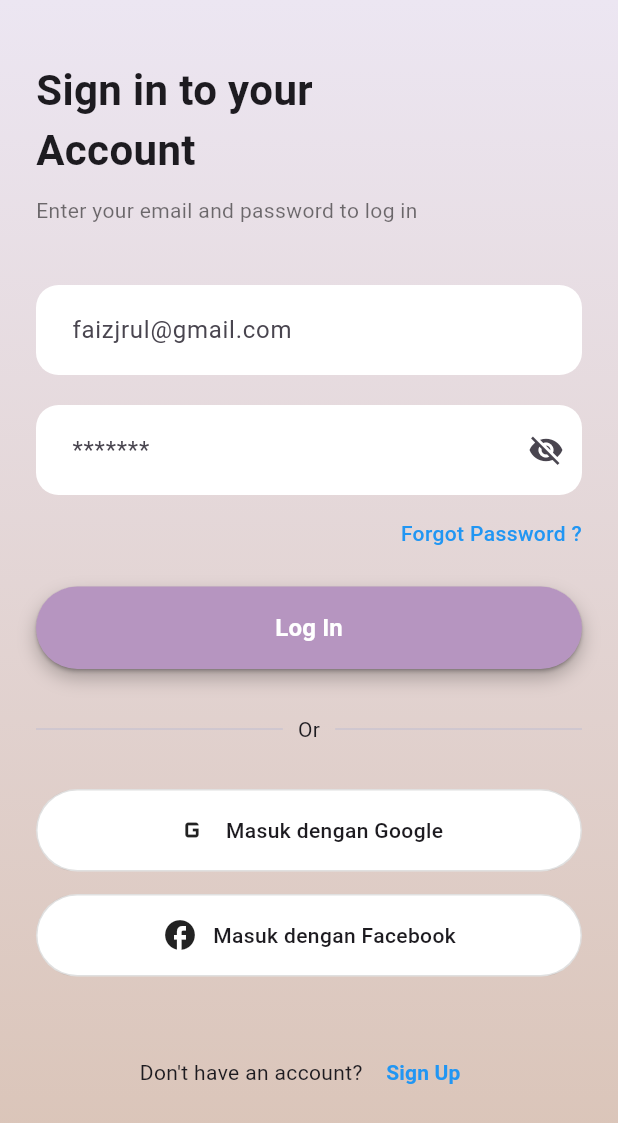
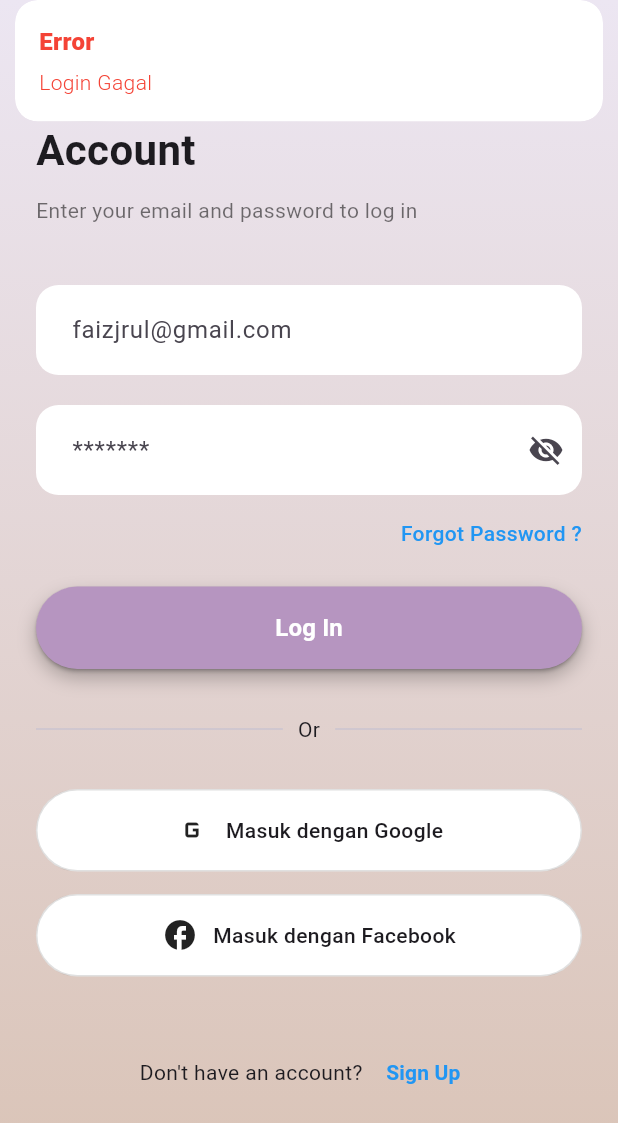
Before and after one commit to faizikhsan123/budgiV2, a Flutter app: the screen it shows after launch, after a tap on "Masuk dengan Facebook", on a phone screen of 412 x 824 dp. Shown: the top 1123 px of the screen. Run offline on Flutter 3.47's test engine with Material 3 defaults, Android fonts, the phone set to English and light mode, and no system bars; our stand-ins replace cloud_firestore, convex_bottom_bar, firebase_auth, firebase_core, flutter_svg, get and 3 more; missing offline and left inert: flutter_facebook_auth, intl_phone_number_input_v2; accounts and stored records are empty.

Commit message:
fix auto login

```diff
--- a/lib/app/controllers/auth_controller.dart
+++ b/lib/app/controllers/auth_controller.dart
@@ -9,101 +9,233 @@ import 'package:flutter_facebook_auth/flutter_facebook_auth.dart';
 class AuthController extends GetxController {
   final GoogleSignIn _googleSignIn = GoogleSignIn();
   final FirebaseFirestore firestore = FirebaseFirestore.instance;
+
+  GoogleSignInAccount? _currentUser;
+  UserCredential? userCredential;
   final FirebaseAuth auth = FirebaseAuth.instance;
 
-  // ================================
-  // GOOGLE LOGIN
-  // ================================
-  Future<void> loginWithGoogle() async {
+  // ✅ Cek email sudah terdaftar di provider lain atau belum
+  Future<String?> _getExistingProvider(String email) async {
+    final query = await firestore
+        .collection("users")
+        .where("email", isEqualTo: email)
+        .limit(1)
+        .get();
+
+    if (query.docs.isNotEmpty) {
+      final providers = List<String>.from(
+        query.docs.first.data()['providers'] ?? [],
+      );
+      return providers.isNotEmpty ? providers.first : null;
+    }
+    return null; // Email belum terdaftar
+  }
+
+  Future<void> _saveUser({
+    required String uid,
+    required Map<String, dynamic> data,
+    required String provider,
+  }) async {
+    await firestore.collection("users").doc(uid).set({
+      ...data,
+      "providers": [provider],
+      "created_at": Timestamp.now(),
+      "updated_at": Timestamp.now(),
+    });
+  }
+
+  void loginWithGoogle() async {
     try {
-      final googleUser = await _googleSignIn.signIn();
-      if (googleUser == null) return;
+      await _googleSignIn.signOut();
+      await _googleSignIn.signIn().then((value) => _currentUser = value);
 
-      final googleAuth = await googleUser.authentication;
+      final isLogin = await _googleSignIn.isSignedIn();
+      if (!isLogin) return;
 
+      final email = _currentUser!.email;
+
+      // 🔍 Cek dulu apakah email sudah dipakai provider lain
+      final existingProvider = await _getExistingProvider(email);
+
+      if (existingProvider != null && existingProvider != "google") {
+        // ❌ Tolak login, tampilkan notif
+        Get.snackbar(
+          '❌ Email Sudah Terdaftar',
+          'Email "$email" sudah digunakan via $existingProvider. '
+              'Silakan login menggunakan $existingProvider.',
+          backgroundColor: Colors.red.shade50,
+          colorText: Colors.red.shade900,
+          duration: const Duration(seconds: 5),
+          icon: const Icon(Icons.cancel, color: Colors.red, size: 28),
+          snackPosition: SnackPosition.TOP,
+          margin: const EdgeInsets.all(12),
+        );
+        await _googleSignIn.signOut(); // Pastikan Google session dibersihkan
+        return; // 🚫 Stop, tidak lanjut ke Firebase Auth
+      }
+
+      // ✅ Email aman, lanjut login
+      final googleAuth = await _currentUser!.authentication;
       final credential = GoogleAuthProvider.credential(
         idToken: googleAuth.idToken,
         accessToken: googleAuth.accessToken,
       );
 
-      final userCredential =
-          await auth.signInWithCredential(credential);
+      await FirebaseAuth.instance
+          .signInWithCredential(credential)
+          .then((value) => userCredential = value);
 
-      await _handleUserData(userCredential);
+      final uid = userCredential!.user!.uid;
 
-      Get.offAllNamed(Routes.HOME);
-    } catch (e) {
-      print("Google Login Error: $e");
-    }
-  }
-  Future<void> loginFacebook() async {
-    try {
-      final result = await FacebookAuth.instance.login();
-
-      if (result.status != LoginStatus.success) return;
-
-      final credential = FacebookAuthProvider.credential(
-        result.accessToken!.tokenString,
+      await _saveUser(
+        uid: uid,
+        provider: "google",
+        data: {
+          "name": _currentUser!.displayName,
+          "email": email,
+          "phone": null,
+          "tanggal_lahir": null,
+          "photo_url": userCredential!.user!.photoURL,
+        },
       );
 
-      final userCredential =
-          await auth.signInWithCredential(credential);
-
-      await _handleUserData(userCredential);
-
-      Get.offAllNamed(Routes.HOME);
-      Get.snackbar('berhasil', 'berhasil login');
+      Get.snackbar(
+        '✅ Berhasil Login',
+        'Selamat datang, ${_currentUser!.displayName}!',
+        backgroundColor: Colors.white,
+        colorText: Colors.green,
+      );
+      Get.toNamed(Routes.HOME);
     } catch (e) {
-      print("Facebook Login Error: $e");
+      print(e);
     }
   }
 
-  Future<void> login(String email, String pass) async {
-    if (email.isEmpty || pass.isEmpty) {
-      Get.snackbar("Error", "Semua field wajib diisi",
-          backgroundColor: Colors.red,
-          colorText: Colors.white);
-      return;
-    }
+  Future<void> loginFacebook() async {
+    try {
+      final LoginResult result = await FacebookAuth.instance.login(
+        permissions: ['email', 'public_profile'],
+      );
 
-    try {
-      final userCredential = await auth
-          .signInWithEmailAndPassword(email: email, password: pass);
+      if (result.status != LoginStatus.success) {
+        print("Login gagal: ${result.message}");
+        Get.snackbar(
+          'Error',
+          'Login Gagal',
+          backgroundColor: Colors.white,
+          colorText: Colors.red,
+        );
+        return;
+      }
 
-      await _handleUserData(userCredential);
+      // ✅ Step 1: Ambil userData dari Facebook
+      final userData = await FacebookAuth.instance.getUserData();
+      print("FB USER DATA: $userData");
 
+      final email = userData['email'];
+      if (email == null) {
+        Get.snackbar(
+          '❌ Error',
+          'Akun Facebook tidak memiliki email.',
+          backgroundColor: Colors.red.shade50,
+          colorText: Colors.red.shade900,
+        );
+        await FacebookAuth.instance.logOut();
+        return;
+      }
+
+      // ✅ Step 2: Cek email di Firestore
+      final existingProvider = await _getExistingProvider(email);
+      if (existingProvider != null && existingProvider != "facebook") {
+        Get.snackbar(
+          '❌ Email Sudah Terdaftar',
+          'Email "$email" sudah digunakan via $existingProvider. '
+              'Silakan login menggunakan $existingProvider.',
+          backgroundColor: Colors.red.shade50,
+          colorText: Colors.red.shade900,
+          duration: const Duration(seconds: 5),
+          icon: const Icon(Icons.cancel, color: Colors.red, size: 28),
+          snackPosition: SnackPosition.TOP,
+          margin: const EdgeInsets.all(12),
+        );
+        await FacebookAuth.instance.logOut();
+        return;
+      }
+
+      // ✅ Step 3: Login ke Firebase Auth pakai token Facebook
+      final accessToken = result.accessToken!;
+      final facebookCredential = FacebookAuthProvider.credential(
+        accessToken.tokenString,
+      );
+
+      userCredential = await FirebaseAuth.instance.signInWithCredential(
+        facebookCredential,
+      ); // ← login dulu baru ambil uid
+
+      final uid = userCredential!.user!.uid; // ← baru aman dipakai
+
+      // ✅ Step 4: Simpan ke Firestore
+      await _saveUser(
+        uid: uid,
+        provider: "facebook",
+        data: {
+          "name": userData['name'],
+          "email": email,
+          "phone": null,
+          "tanggal_lahir": null,
+          "photo_url": userData['picture']['data']['url'],
+        },
+      );
+
+      print("data dari fb: ${userData.toString()}");
+      Get.snackbar(
+        '✅ Success',
+        'Login Berhasil',
+        backgroundColor: Colors.white,
+        colorText: Colors.green,
+      );
       Get.offAllNamed(Routes.HOME);
     } catch (e) {
-      print("Email Login Error: $e");
-      Get.snackbar("Error", "Login Gagal",
-          backgroundColor: Colors.red,
-          colorText: Colors.white);
+      print("ERROR FACEBOOK LOGIN: $e");
+      Get.snackbar(
+        'Error',
+        e.toString(),
+        backgroundColor: Colors.red.shade50,
+        colorText: Colors.red.shade900,
+      );
     }
   }
 
+  Future<void> loginFOrm(String email, String password) async {
+    try {
 
-  Future<void> _handleUserData(UserCredential userCredential) async {
-    final user = userCredential.user!;
-    final uid = user.uid;
+      if (email.isEmpty || password.isEmpty) {
+        Get.snackbar(
+          'Error',
+          'Semua field wajib diisi',
+          backgroundColor: Colors.red.shade50,
+          colorText: Colors.red.shade900,
+        );
+        return;
+      }
 
-    final isNewUser =
-        userCredential.additionalUserInfo?.isNewUser ?? false;
-
-    if (isNewUser) {
-      await firestore.collection("users").doc(uid).set({
-        "name": user.displayName,
-        "email": user.email,
-        "phone": user.phoneNumber,
-        "photo_url": user.photoURL,
-        "tanggal_lahir": null,
-        "created_at": Timestamp.now(),
-        "updated_at": Timestamp.now(),
-      });
-    } else {
-      await firestore.collection("users").doc(uid).set({
-        "last_login_at": Timestamp.now(),
-        "updated_at": Timestamp.now(),
-      }, SetOptions(merge: true));
+      await auth.signInWithEmailAndPassword(email: email, password: password);
+      Get.toNamed(Routes.HOME);
+      Get.snackbar(
+        'Success',
+        'Login Berhasil',
+        colorText: Colors.green,
+        backgroundColor: Colors.white,
+      );
+    } catch (e) {
+      print("ERROR FORM LOGIN: $e");
+      Get.snackbar(
+        'Gagal',
+        'Login Gagal',
+        backgroundColor: Colors.red.shade50,
+        colorText: Colors.red.shade900,
+      );
     }
+    await auth.signInWithEmailAndPassword(email: email, password: password);
   }
 }
--- a/lib/app/modules/home/views/home_view.dart
+++ b/lib/app/modules/home/views/home_view.dart
@@ -168,7 +168,7 @@ class HomeView extends GetView<HomeController> {
           auth.signOut();
           Get.toNamed(Routes.LOGIN);
         },
-        child: Icon(Icons.add),
+        child: Icon(Icons.logout_outlined),
       ),
     );
   }
--- a/lib/app/modules/login/views/login_view.dart
+++ b/lib/app/modules/login/views/login_view.dart
@@ -125,7 +125,7 @@ class LoginView extends GetView<LoginController> {
                   ),
                   child: ElevatedButton(
                     onPressed: () {
-                      authC.login(controller.emailC.text, controller.passC.text);
+                    authC.loginFOrm(controller.emailC.text, controller.passC.text);
                     },
                     style: ElevatedButton.styleFrom(
                       backgroundColor: const Color(0xFFB695C0),
--- a/lib/main.dart
+++ b/lib/main.dart
@@ -9,17 +9,30 @@ import 'package:get/get.dart';
 import 'app/routes/app_pages.dart';
 
 void main() async {
-  WidgetsFlutterBinding.ensureInitialized(); //wajib tambahkan ini
+  WidgetsFlutterBinding.ensureInitialized();
   await Firebase.initializeApp(
-    options: DefaultFirebaseOptions
-        .currentPlatform, //tambahkan inioptions: DefaultFirebaseOptions();
-  ); //inisialisasi firebase
+    options: DefaultFirebaseOptions.currentPlatform,
+  );
 
   runApp(NyApp());
 }
 
 class NyApp extends StatelessWidget {
   final authC = Get.put(AuthController(), permanent: true);
+
+  @override
+  Widget build(BuildContext context) {
+    return GetMaterialApp(
+      debugShowCheckedModeBanner: false,
+      title: "Budgi",
+      home: AuthWrapper(), // ✅ Pakai home, bukan initialRoute
+      getPages: AppPages.routes,
+    );
+  }
+}
+
+// ✅ Pisahkan logic auth ke widget sendiri
+class AuthWrapper extends StatelessWidget {
   final FirebaseAuth auth = FirebaseAuth.instance;
 
   @override
@@ -27,16 +40,29 @@ class NyApp extends StatelessWidget {
     return StreamBuilder<User?>(
       stream: auth.authStateChanges(),
       builder: (context, snapshot) {
+        // Loading
         if (snapshot.connectionState == ConnectionState.waiting) {
-          return Center(child: CircularProgressIndicator());
+          return const Scaffold(
+            body: Center(child: CircularProgressIndicator()),
+          );
         }
 
-        return GetMaterialApp(
-          debugShowCheckedModeBanner: false,
-          title: "Application",
-          initialRoute: Routes.LOGIN,
-          // initialRoute: snapshot.hasData ? Routes.HOME : Routes.LOGIN,
-          getPages: AppPages.routes,
+        // ✅ Auto redirect berdasarkan status login
+        if (snapshot.hasData) {
+          // Sudah login → ke HOME
+          WidgetsBinding.instance.addPostFrameCallback((_) {
+            Get.offAllNamed(Routes.HOME);
+          });
+        } else {
+          // Belum login → ke LOGIN
+          WidgetsBinding.instance.addPostFrameCallback((_) {
+            Get.offAllNamed(Routes.LOGIN);
+          });
+        }
+
+        // Tampilkan loading sementara redirect
+        return const Scaffold(
+          body: Center(child: CircularProgressIndicator()),
         );
       },
     );
```
